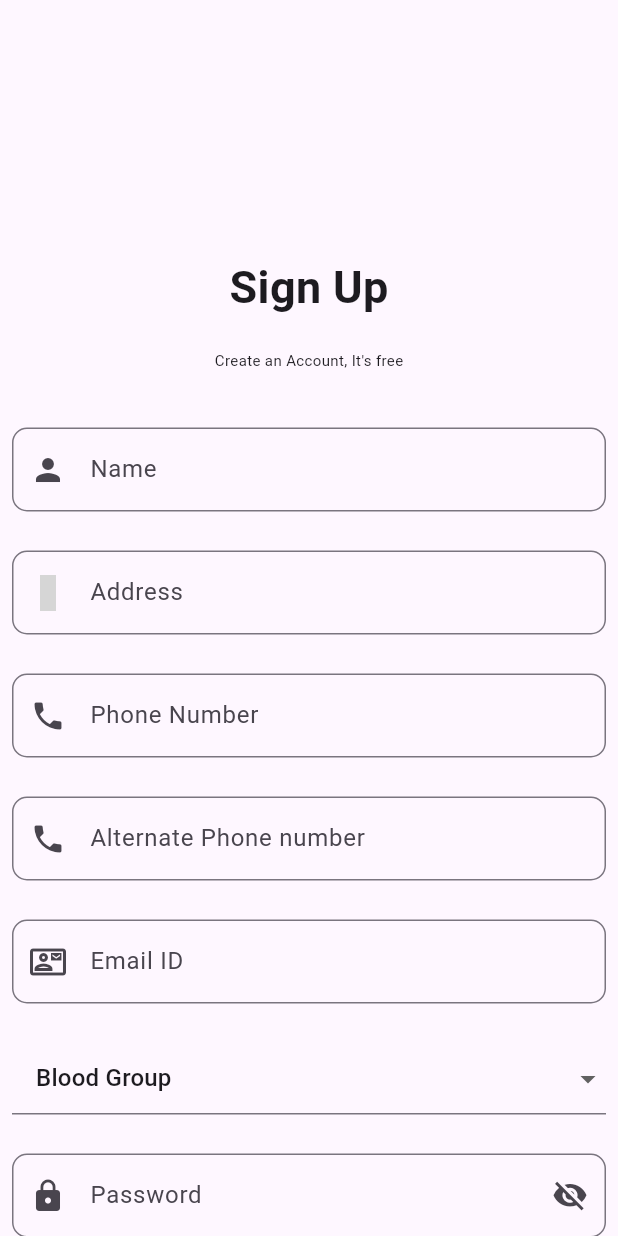
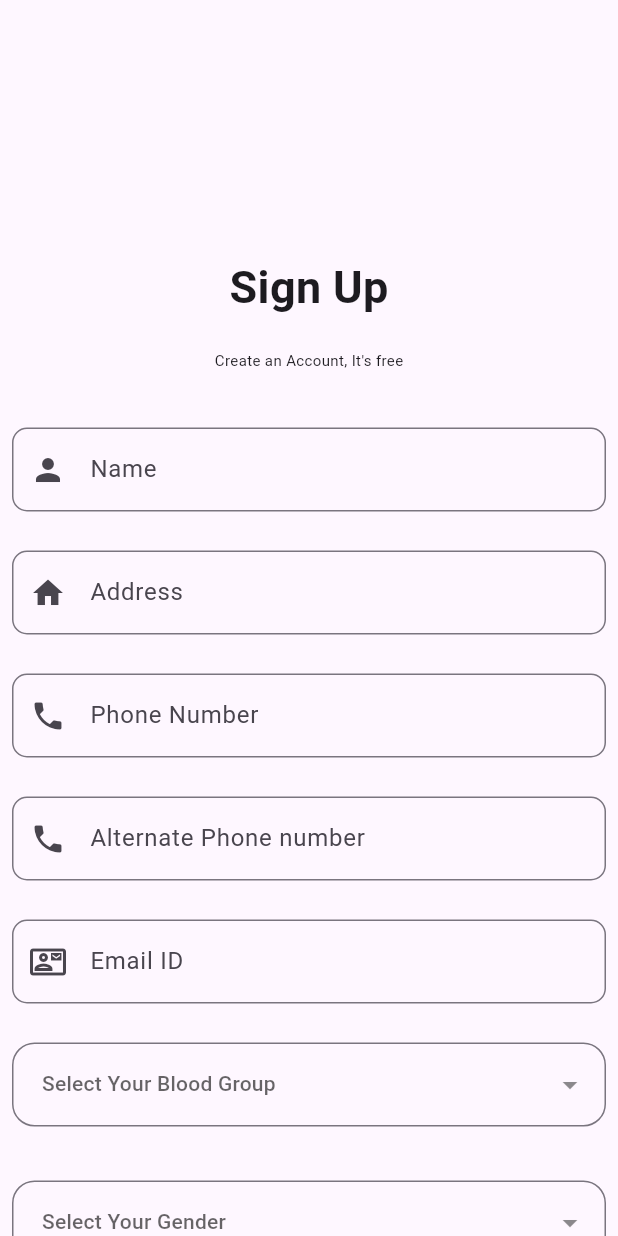
Before and after one commit to rakeshps15/medcare, a Flutter app: the Signup screen opened directly, on a phone screen of 412 x 824 dp. Run offline on Flutter 3.47's test engine with Material 2 defaults, Android fonts, the phone set to English and light mode, and no system bars; our stand-ins replace animate_do, dropdown_button2, lottie, smooth_page_indicator; grey boxes are pictures that could not be loaded.

Commit message:
initial commit

```diff
--- a/lib/indroduction scrn/views/reg.dart
+++ b/lib/indroduction scrn/views/reg.dart
@@ -3,7 +3,9 @@ import 'package:flutter/material.dart';
 
 void main()
 {
-  runApp(MaterialApp(home: Signup(),));
+  runApp(MaterialApp(
+    debugShowCheckedModeBanner: false,
+    home: Signup(),));
 }
 class Signup extends StatefulWidget {
   @override
@@ -35,6 +37,11 @@ class _SignupState extends State<Signup> {
     'B -ve',
     'O +ve',
     'O -ve',
+  ];
+
+  var gender =[
+    'male',
+    'female'
   ];
 
   @override
@@ -99,7 +106,7 @@ class _SignupState extends State<Signup> {
                 textInputAction: TextInputAction.next,
                 decoration: InputDecoration(
                     hintText: "Address",
-                    prefixIcon: Icon(Icons.address),
+                    prefixIcon: Icon(Icons.home),
                     border: OutlineInputBorder(
                         borderRadius: BorderRadius.circular(10))),
               ),
@@ -116,9 +123,9 @@ class _SignupState extends State<Signup> {
                   }
                   else if (uphn.text != uaphn.text)
                   {
-                  return "Number not matching";
+                    return "Number not matching";
                   }else {
-                  return null;
+                    return null;
                   }
                 },
                 controller: uphn,
@@ -185,25 +192,131 @@ class _SignupState extends State<Signup> {
               child:Column(
                 mainAxisAlignment: MainAxisAlignment.center,
                 children: [
-                  DropdownButtonFormField2(
-                    // Initial Value
-                    value: dropdownvalue,
+                  DropdownButtonFormField2<String>(
+                    isExpanded: true,
+                    decoration: InputDecoration(
+                      // Add Horizontal padding using menuItemStyleData.padding so it matches
+                      // the menu padding when button's width is not specified.
+                      contentPadding: const EdgeInsets.symmetric(vertical: 16),
+                      border: OutlineInputBorder(
+                        borderRadius: BorderRadius.circular(15),
+                      ),
+                      // Add more decoration..
+                    ),
+                    hint: const Text(
+                      'Select Your Blood Group',
+                      style: TextStyle(fontSize: 14),
+                    ),
+                    items: items
+                        .map((item) => DropdownMenuItem<String>(
+                      value: item,
+                      child: Text(
+                        item,
+                        style: const TextStyle(
+                          fontSize: 14,
+                        ),
+                      ),
+                    ))
+                        .toList(),
+                    validator: (value) {
+                      if (value == null) {
+                        return 'Please select Blood Group.';
+                      }
+                      return null;
+                    },
+                    onChanged: (value) {
+                      //Do something when selected item is changed.
+                    },
+                    onSaved: (value) {
+                      //selectedValue = value.toString();
+                    },
+                    buttonStyleData: const ButtonStyleData(
+                      padding: EdgeInsets.only(right: 8),
+                    ),
+                    iconStyleData: const IconStyleData(
+                      icon: Icon(
+                        Icons.arrow_drop_down,
+                        color: Colors.black45,
+                      ),
+                      iconSize: 24,
+                    ),
+                    dropdownStyleData: DropdownStyleData(
+                      decoration: BoxDecoration(
+                        borderRadius: BorderRadius.circular(15),
+                      ),
+                    ),
+                    menuItemStyleData: const MenuItemStyleData(
+                      padding: EdgeInsets.symmetric(horizontal: 16),
+                    ),
+                  ),
+                ],
+              ),
+            ),
+            SizedBox(height: 10,),
 
+            Padding(
+              padding: const EdgeInsets.all(8.0),
+              child:Column(
+                mainAxisAlignment: MainAxisAlignment.center,
+                children: [
 
-                    // Array list of items
-                    items: items.map((String items) {
-                      return DropdownMenuItem(
-                        value: items,
-                        child: Text(items),
-                      );
-                    }).toList(),
-                    // After selecting the desired option,it will
-                    // change button value to selected value
-                    onChanged: (String? newValue) {
-                      setState(() {
-                        dropdownvalue = newValue!;
-                      });
+                  const SizedBox(height: 10),
+                  DropdownButtonFormField2<String>(
+                    isExpanded: true,
+                    decoration: InputDecoration(
+                      // Add Horizontal padding using menuItemStyleData.padding so it matches
+                      // the menu padding when button's width is not specified.
+                      contentPadding: const EdgeInsets.symmetric(vertical: 16),
+                      border: OutlineInputBorder(
+                        borderRadius: BorderRadius.circular(15),
+                      ),
+                      // Add more decoration..
+                    ),
+                    hint: const Text(
+                      'Select Your Gender',
+                      style: TextStyle(fontSize: 14),
+                    ),
+                    items: gender
+                        .map((item) => DropdownMenuItem<String>(
+                      value: item,
+                      child: Text(
+                        item,
+                        style: const TextStyle(
+                          fontSize: 14,
+                        ),
+                      ),
+                    ))
+                        .toList(),
+                    validator: (value) {
+                      if (value == null) {
+                        return 'Please select Gender.';
+                      }
+                      return null;
                     },
+                    onChanged: (value) {
+                      //Do something when selected item is changed.
+                    },
+                    onSaved: (value) {
+                      //selectedValue = value.toString();
+                    },
+                    buttonStyleData: const ButtonStyleData(
+                      padding: EdgeInsets.only(right: 8),
+                    ),
+                    iconStyleData: const IconStyleData(
+                      icon: Icon(
+                        Icons.arrow_drop_down,
+                        color: Colors.black45,
+                      ),
+                      iconSize: 24,
+                    ),
+                    dropdownStyleData: DropdownStyleData(
+                      decoration: BoxDecoration(
+                        borderRadius: BorderRadius.circular(15),
+                      ),
+                    ),
+                    menuItemStyleData: const MenuItemStyleData(
+                      padding: EdgeInsets.symmetric(horizontal: 16),
+                    ),
                   ),
                 ],
               ),
--- a/pubspec.yaml
+++ b/pubspec.yaml
@@ -19,7 +19,7 @@ publish_to: 'none' # Remove this line if you wish to publish to pub.dev
 version: 1.0.0+1
 
 environment:
-  sdk: '>=3.1.3 <4.0.0'
+  sdk: '>=3.1.4 <4.0.0'
 
 # Dependencies specify other packages that your package needs in order to work.
 # To automatically upgrade your package dependencies to the latest versions
@@ -35,7 +35,7 @@ dependencies:
   font_awesome_flutter:
   smooth_page_indicator:
   dropdown_button2:
-  dropdown: ^1.0.2
+  dropdown_textfield:
 
 
   # The following adds the Cupertino Icons font to your application.
```
Also changed, not shown: pubspec.lock.
